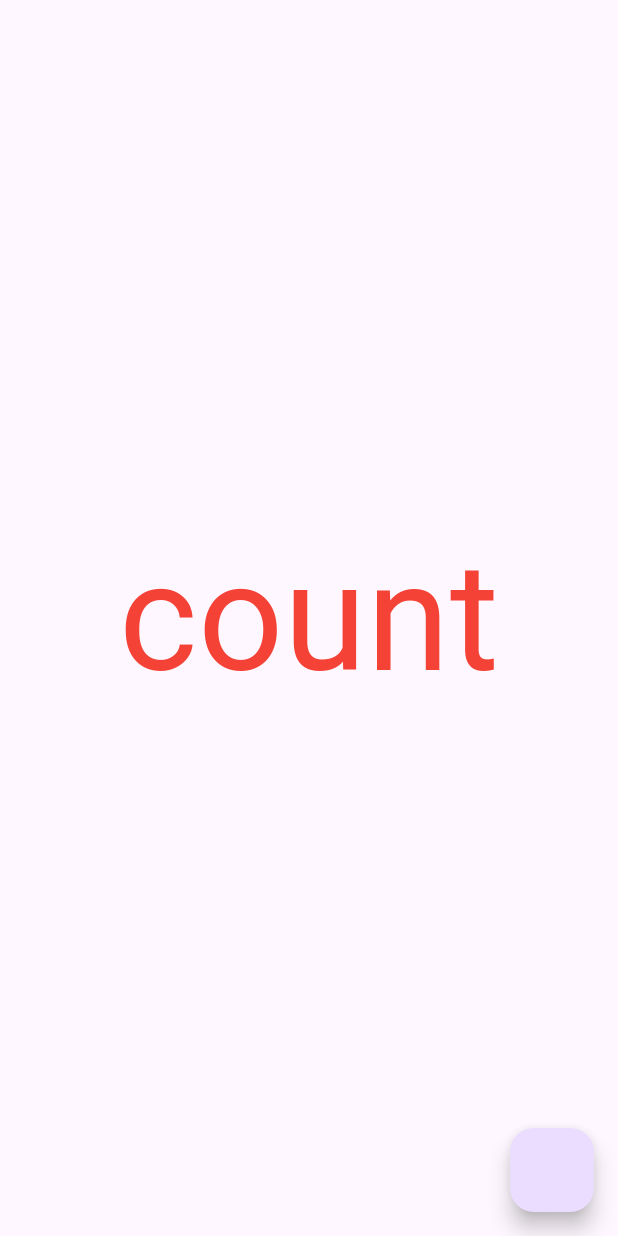
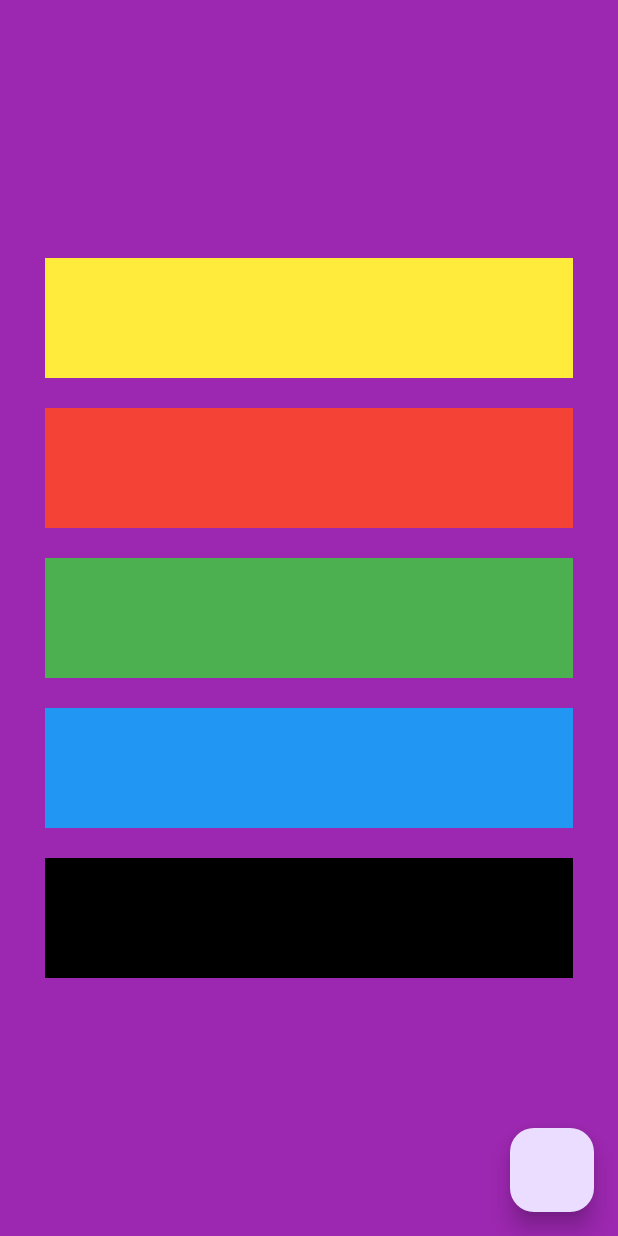
Before and after one commit to shihabLuminar/provider_sample_june, a Flutter app: the SecondScreen screen opened directly, on a phone screen of 412 x 824 dp. Run offline on Flutter 3.47's test engine with Material 3 defaults, Android fonts, the phone set to English and light mode, and no system bars.

Commit message:
colors added

```diff
--- a/lib/controllers/counter_screen_controller.dart
+++ b/lib/controllers/counter_screen_controller.dart
@@ -4,9 +4,23 @@ class CounterScreenController with ChangeNotifier {
   int count = 10;
   String name = "shihab";
 
+  Color currentColor = Colors.purple;
+  static List<Color> colors = [
+    Colors.yellow,
+    Colors.red,
+    Colors.green,
+    Colors.blue,
+    Colors.black,
+  ];
+
   onIncrement() {
     count++;
     print(count);
     notifyListeners();
   }
+
+  updateColor(Color newColor) {
+    currentColor = newColor;
+    notifyListeners();
+  }
 }
--- a/lib/views/second_screen/second_screen.dart
+++ b/lib/views/second_screen/second_screen.dart
@@ -14,16 +14,31 @@ class _SecondScreenState extends State<SecondScreen> {
   Widget build(BuildContext context) {
     print("rebuild scaffold");
     return Scaffold(
+      backgroundColor: context.watch<CounterScreenController>().currentColor,
       floatingActionButton: FloatingActionButton(
         onPressed: () {
           context.read<CounterScreenController>().onIncrement();
         },
       ),
       body: Center(
-        child: Text(
-          "count",
-          style: TextStyle(color: Colors.red, fontSize: 100),
-        ),
+        child: ListView.separated(
+            shrinkWrap: true,
+            padding: EdgeInsets.symmetric(horizontal: 30),
+            itemBuilder: (context, index) => InkWell(
+                  onTap: () {
+                    context
+                        .read<CounterScreenController>()
+                        .updateColor(CounterScreenController.colors[index]);
+                  },
+                  child: Container(
+                    color: CounterScreenController.colors[index],
+                    height: 80,
+                  ),
+                ),
+            separatorBuilder: (context, index) => SizedBox(
+                  height: 20,
+                ),
+            itemCount: 5),
       ),
     );
   }
```
